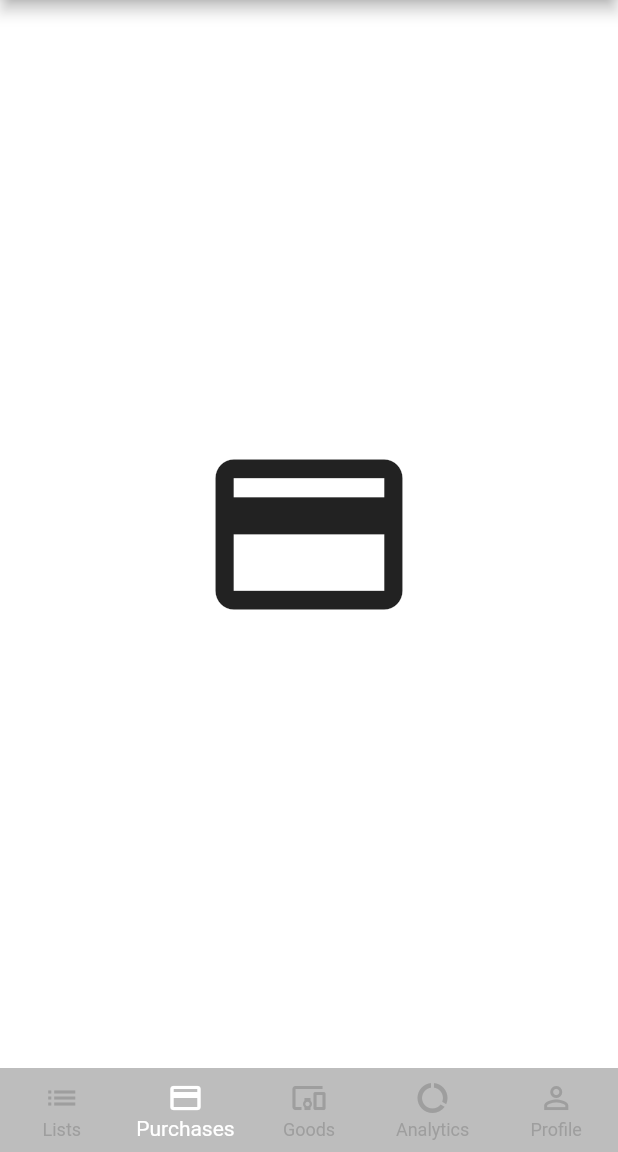
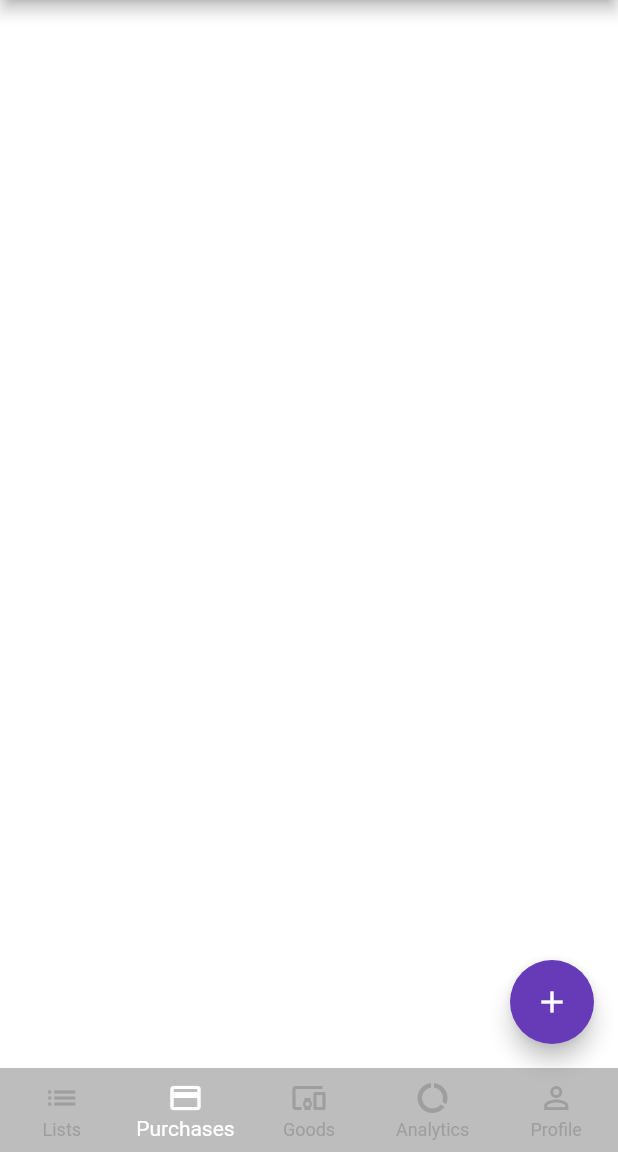
Before and after one commit to buzuchka/ConsumerBasket, a Flutter app: the screen it shows after launch, item 2 of the bottom bar chosen, on a phone screen of 412 x 824 dp, the part 84-1236 px from its top. Run offline on Flutter 3.47's test engine with Material 2 defaults, Android fonts, the phone set to English and light mode, and no system bars; our stand-ins replace image_picker, sqflite; accounts and stored records are empty.

Commit message:
[add] Добавлены классы моделей покупки.

```diff
--- a/lib/basic_screen.dart
+++ b/lib/basic_screen.dart
@@ -1,6 +1,7 @@
 import 'package:flutter/material.dart';
 
 import 'package:consumer_basket/screens/goods.dart';
+import 'package:consumer_basket/screens/purchases.dart';
 
 class BasicScreen extends StatefulWidget {
   const BasicScreen({Key? key}) : super(key: key);
@@ -17,10 +18,7 @@ class _BasicScreenState extends State<BasicScreen> {
       Icons.list,
       size: 150,
     ),
-    Icon(
-      Icons.credit_card,
-      size: 150,
-    ),
+    PurchasesScreen(),
     GoodsScreen(),
     Icon(
       Icons.data_usage,
--- a/lib/common/database_helper.dart
+++ b/lib/common/database_helper.dart
@@ -32,7 +32,7 @@ abstract class DatabaseHelper {
         'CREATE TABLE purchases ('
             'id INTEGER PRIMARY KEY NOT NULL, '
             'shop_id INTEGER NOT NULL, '
-            'datetime_text TEXT(25) NOT NULL, '
+            'date_text TEXT(25) NOT NULL, '
             'FOREIGN KEY (shop_id) REFERENCES shops (id) '
             'ON DELETE CASCADE ON UPDATE NO ACTION'
             ')');
--- /dev/null
+++ b/lib/models/purchase.dart
@@ -0,0 +1,35 @@
+import 'package:consumer_basket/models/abstract_model.dart';
+
+const String columnIdName = 'id';
+const String columnShopIdName = 'shop_id';
+const String columnDateTimeName = 'date_text';
+
+class Purchase extends Model {
+  static String tableName = 'purchases';
+
+  int? id;
+  int? shopId;
+  String? date;
+
+  Purchase();
+
+  Purchase.Full(this.id, this.shopId, this.date);
+
+  @override
+  Map<String, Object?> toMap() {
+    var map = <String, Object?>{
+      columnShopIdName: shopId,
+      columnDateTimeName: date,
+    };
+    if (id != null) {
+      map[columnIdName] = id;
+    }
+    return map;
+  }
+
+  Purchase.fromMap(Map map) {
+    id = map[columnIdName] as int?;
+    shopId = map[columnShopIdName] as int?;
+    date = map[columnDateTimeName] as String?;
+  }
+}
--- a/lib/screens/goods.dart
+++ b/lib/screens/goods.dart
@@ -21,13 +21,7 @@ class _GoodsScreenState extends State<GoodsScreen> {
 
   @override
   void initState() {
-    _getAllGoodsItemsFromDatabase();
     super.initState();
-  }
-
-  void _getAllGoodsItemsFromDatabase() async {
-    await DatabaseHelper.query(GoodsItem.tableName);
-    setState(() {});
   }
 
   void _openAddGoodsItemDialog(BuildContext context) {
--- /dev/null
+++ b/lib/screens/purchases.dart
@@ -0,0 +1,90 @@
+import 'dart:async';
+import 'dart:ui';
+
+import 'package:flutter/material.dart';
+
+import 'package:consumer_basket/common/database_helper.dart';
+//import 'package:consumer_basket/dialogs/purchase_edit_dialog.dart';
+import 'package:consumer_basket/lists/purchase_list_item.dart';
+import 'package:consumer_basket/models/purchase.dart';
+
+class PurchasesScreen extends StatefulWidget {
+  const PurchasesScreen({Key? key}) : super(key: key);
+
+  @override
+  _PurchasesScreenState createState() {
+    return _PurchasesScreenState();
+  }
+}
+
+class _PurchasesScreenState extends State<PurchasesScreen> {
+
+  @override
+  void initState() {
+    super.initState();
+  }
+
+  /*void _openAddGoodsItemDialog(BuildContext context) {
+    showDialog(
+        barrierDismissible: false,
+        context: context,
+        builder: (BuildContext context) {
+          return PurchaseEditDialog(onDataChanged: () => setState(() {}));
+        }
+    );
+  }*/
+
+  /*void _openUpdateGoodsItemDialog(BuildContext context, Purchase purchase) {
+    showDialog(
+        barrierDismissible: false,
+        context: context,
+        builder: (BuildContext context) {
+          return PurchaseEditDialog(
+              purchase: purchase,
+              onDataChanged: () => setState(() {})); }
+    );
+  }*/
+
+  @override
+  Widget build(BuildContext context) {
+    return Scaffold(
+        body: FutureBuilder<List>(
+            future: DatabaseHelper.query(Purchase.tableName),
+            initialData: [],
+            builder: (context, snapshot) {
+              return (snapshot.connectionState != ConnectionState.waiting)
+                  ? ListView.separated(
+                padding: const EdgeInsets.all(10.0),
+                itemCount: snapshot.data!.length,
+                itemBuilder: (_, int position) {
+                  final currentPurchase = Purchase.fromMap(snapshot.data![position]);
+                  return InkWell(
+                      child: PurchaseListItem(purchase: currentPurchase),
+                      //onTap: () { _openUpdateGoodsItemDialog(context, currentPurchase); }
+                  );
+                },
+                separatorBuilder: (context, index) {
+                  return const Divider();
+                },
+              )
+                  : const Center(
+                  child: SizedBox(
+                      width: 100.0,
+                      height: 100.0,
+                      child: CircularProgressIndicator(
+                        backgroundColor: Colors.deepPurple,
+                        color: Colors.grey,
+                      )
+                  )
+              );
+            }
+        ),
+        floatingActionButton: FloatingActionButton(
+          onPressed: () {
+            //_openAddGoodsItemDialog(context);
+          },
+          child: const Icon(Icons.add),
+        )
+    );
+  }
+}
```
Also changed, not shown: lib/dialogs/purchase_edit_dialog.dart (added, +256 -0 lines), lib/lists/goods_list_item.dart (+2 -5 lines), lib/models/purchase_item.dart (added, +41 -0 lines), lib/models/shop.dart (added).
